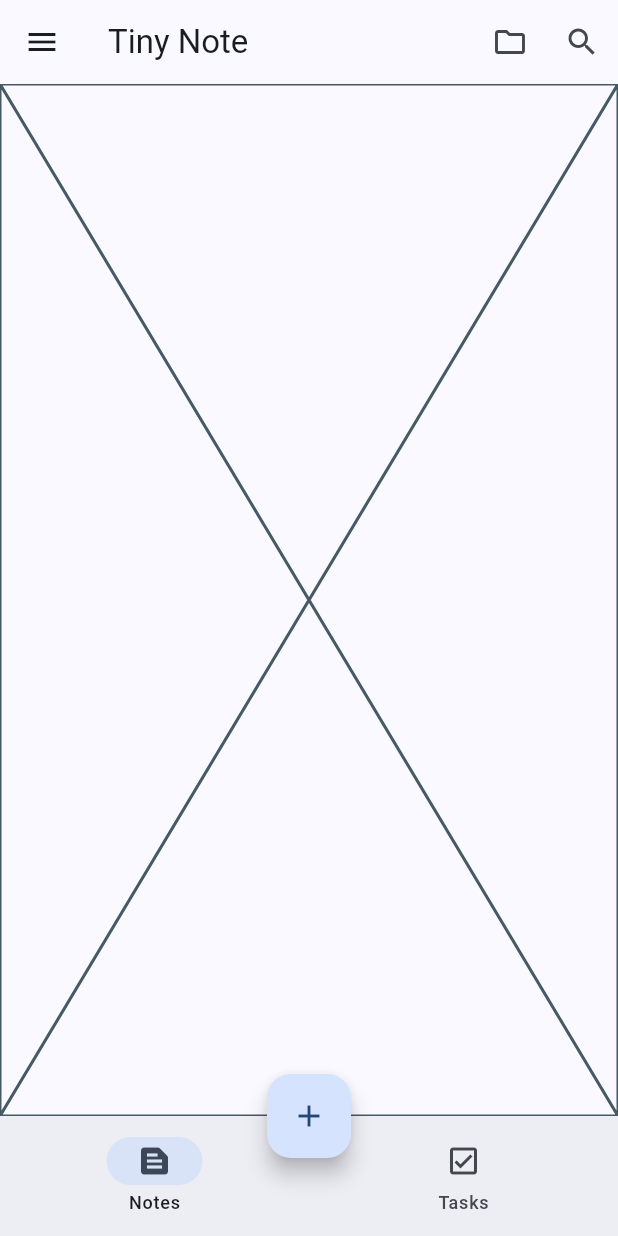
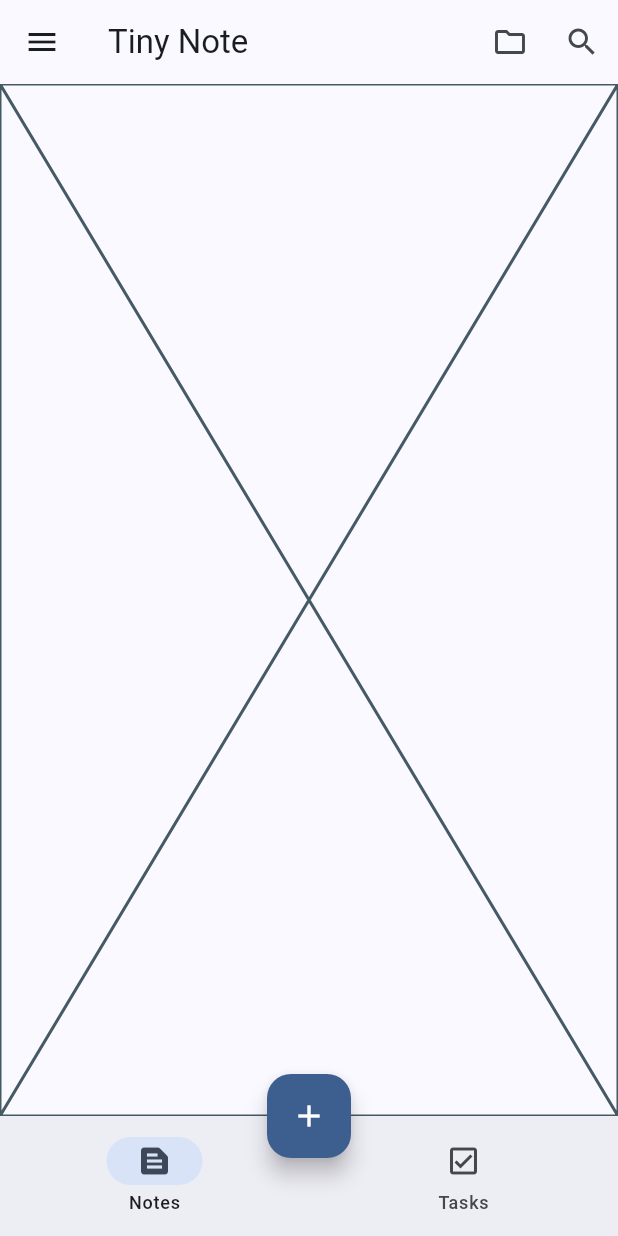
Before and after one commit to derec30240/TinyNote, a Flutter app: the screen it shows after launch, on a phone screen of 412 x 824 dp. Run offline on Flutter 3.47's test engine with Material 3 defaults, Android fonts, the phone set to English and light mode, and no system bars.

Commit message:
Fixed: Change the color of FloatingActionButton to primary color.

```diff
--- a/lib/src/app.dart
+++ b/lib/src/app.dart
@@ -45,6 +45,7 @@ class MyApp extends StatelessWidget {
             brightness: Brightness.dark,
           ),
           themeMode: settingsController.themeMode,
+          color: settingsController.colorSelected.color,
 
           // Define a function to handle named routes in order to support
           // Flutter web url navigation and deep linking.
--- a/lib/src/home.dart
+++ b/lib/src/home.dart
@@ -101,6 +101,8 @@ class _HomeState extends State<Home> {
       floatingActionButton: FloatingActionButton(
         //TODO: Enable to create new note or task.
         onPressed: () {},
+        backgroundColor: Theme.of(context).colorScheme.primary,
+        foregroundColor: Theme.of(context).colorScheme.onPrimary,
         child: const Icon(Icons.add),
       ),
       floatingActionButtonLocation: FloatingActionButtonLocation.centerDocked,
```
